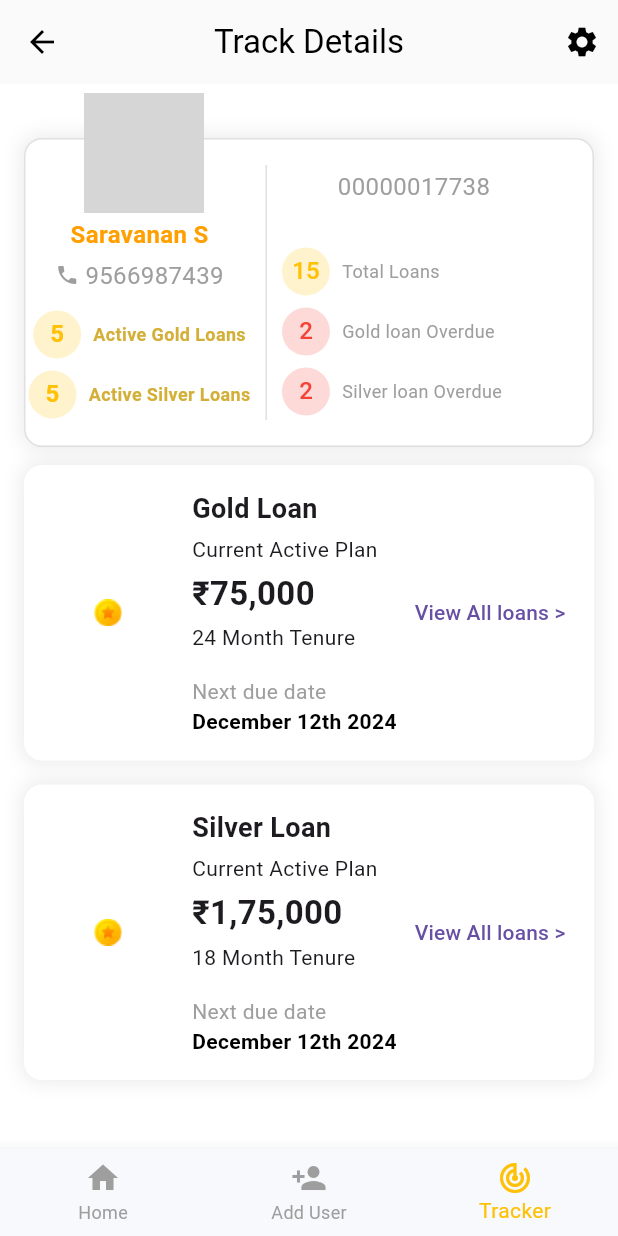
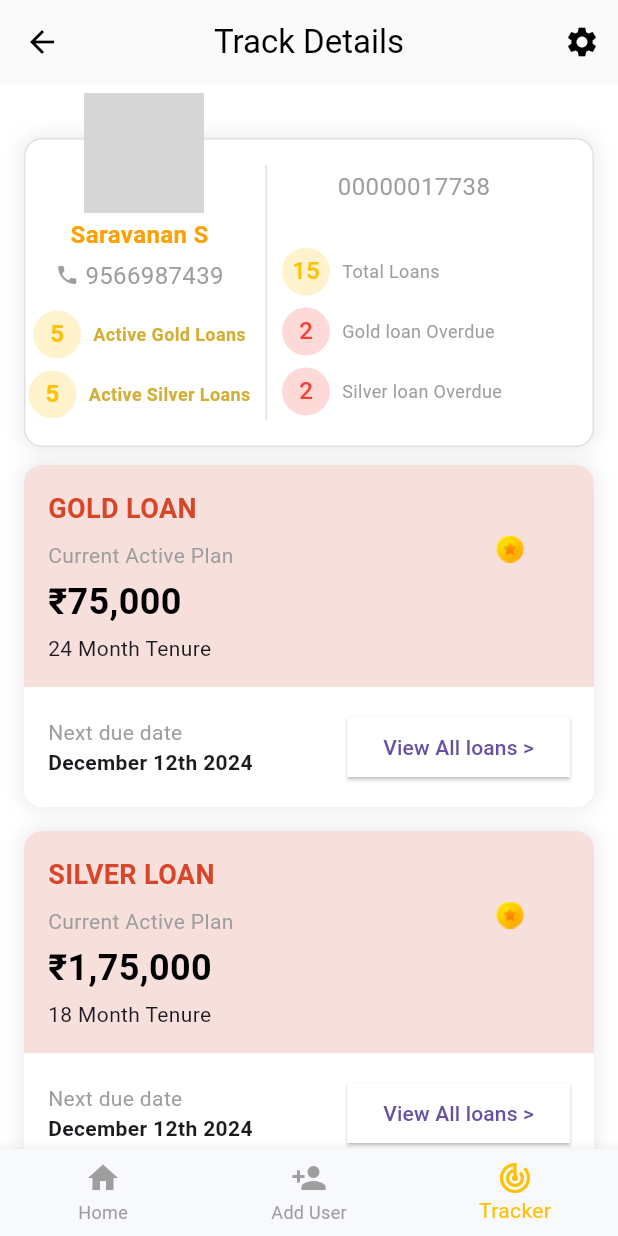
Before and after one commit to pranavaditya-02/bitgold, a Flutter app: the TrackDetailScreen screen opened directly, on a phone screen of 412 x 824 dp. Run offline on Flutter 3.47's test engine with Material 3 defaults, Android fonts, the light colour scheme and no system bars; our stand-ins replace fl_chart, flutter_slidable; missing offline and left inert: draggable_bottom_sheet; network calls fail; grey boxes are pictures that could not be loaded.

Commit message:
updated trackdetails

```diff
--- a/lib/Tracker/trackdetails.dart
+++ b/lib/Tracker/trackdetails.dart
@@ -236,10 +236,11 @@ class TrackDetailScreen extends StatelessWidget {
   Widget _buildLoanCard(String loanType, String amount, String tenure,
       String dueDate, String imagePath) {
     return Container(
-      padding: EdgeInsets.all(16),
+      // Adds margin around the card
+      margin: EdgeInsets.all(0),
       decoration: BoxDecoration(
-        color: Colors.white,
         borderRadius: BorderRadius.circular(12),
+        color: Colors.white, // Background color for the entire card
         boxShadow: [
           BoxShadow(
             color: Colors.grey.withOpacity(0.2),
@@ -248,40 +249,90 @@ class TrackDetailScreen extends StatelessWidget {
           ),
         ],
       ),
+      child: Column(
+        crossAxisAlignment: CrossAxisAlignment.start,
+        children: [
+          // Upper section (colored background)
+          Container(
+            padding: EdgeInsets.all(16),
+            decoration: BoxDecoration(
+              color: Color(0xFFF7E0DC), // Light pinkish color for top section
+              borderRadius: BorderRadius.only(
+                topLeft: Radius.circular(12),
+                topRight: Radius.circular(12),
+              ),
+            ),
             child: Row(
+              crossAxisAlignment: CrossAxisAlignment.start,
               children: [
-          Image.asset(imagePath, width: 80, height: 80),
-          SizedBox(width: 16),
                 Column(
                   crossAxisAlignment: CrossAxisAlignment.start,
                   children: [
                     Text(
-                loanType,
-                style: TextStyle(fontSize: 18, fontWeight: FontWeight.bold),
+                      loanType.toUpperCase(), // Loan type
+                      style: TextStyle(
+                        fontSize: 18,
+                        fontWeight: FontWeight.bold,
+                        color: Color(0xFFD74628), // Red text color
                       ),
-              SizedBox(height: 4),
-              Text('Current Active Plan'),
+                    ),
+                    SizedBox(height: 8),
+                    Text(
+                      'Current Active Plan',
+                      style: TextStyle(color: Colors.grey),
+                    ),
                     SizedBox(height: 4),
                     Text(
                       amount,
-                style: TextStyle(fontSize: 22, fontWeight: FontWeight.bold),
+                      style: TextStyle(
+                        fontSize: 24, // Larger font for the amount
+                        fontWeight: FontWeight.bold,
+                        color: Colors.black,
+                      ),
                     ),
                     SizedBox(height: 4),
                     Text(tenure),
-              SizedBox(height: 16),
+                  ],
+                ),
+                Spacer(), // Pushes the image to the right
+                Image.asset(
+                  imagePath,
+                  width: 80,
+                  height: 80,
+                ),
+              ],
+            ),
+          ),
+          // Lower section (white background)
+          Padding(
+            padding: const EdgeInsets.all(16.0),
+            child: Row(
+              mainAxisAlignment: MainAxisAlignment.spaceBetween,
+              children: [
+                Column(
+                  crossAxisAlignment: CrossAxisAlignment.start,
+                  children: [
                     Text(
                       'Next due date',
                       style: TextStyle(color: Colors.grey),
                     ),
                     Text(
                       dueDate,
-                style:
-                    TextStyle(color: Colors.black, fontWeight: FontWeight.bold),
+                      style: TextStyle(
+                        fontSize: 14,
+                        fontWeight: FontWeight.bold,
+                      ),
                     ),
                   ],
                 ),
-          Spacer(),
-          TextButton(
+                ElevatedButton(
+                  style: ElevatedButton.styleFrom(
+                    backgroundColor:
+                        Color.fromARGB(255, 255, 255, 255), // Button color
+                    shape: RoundedRectangleBorder(
+                      borderRadius: BorderRadius.circular(0),
+                    ),
+                  ),
                   onPressed: () {
                     // Handle view all loans
                   },
@@ -289,6 +340,9 @@ class TrackDetailScreen extends StatelessWidget {
                 ),
               ],
             ),
+          ),
+        ],
+      ),
     );
   }
 }
```
Lines whose indentation alone changed are shown as unchanged.
